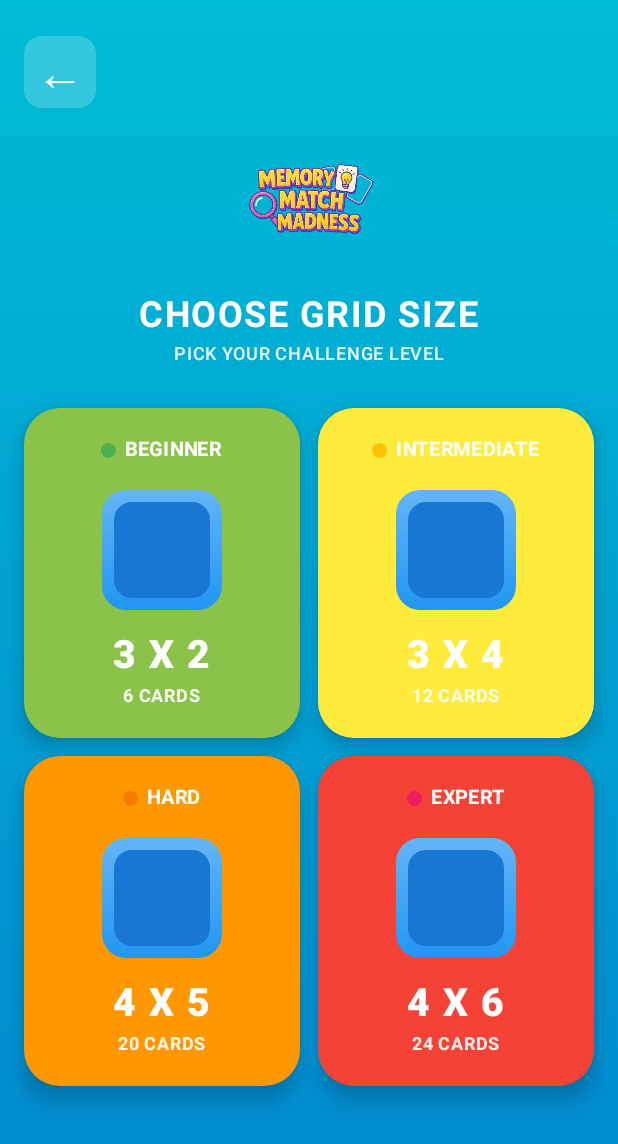
After one commit to VCDN-2025/prog7314-poe-part-2-st10251759, an Android app built with Jetpack Compose: the composable GridSizeSelectionScreen shown on its own in the app's theme, on a phone screen of 412 x 824 dp. The commit adds this screen. Shown: the top 1144 px of the screen. Run offline under Robolectric (Android 15) with nearby library versions, the phone set to English and light mode, and no system bars; 1 statement that could not run was skipped.

Commit message:
Added theme and grid screens

```diff
--- /dev/null
+++ b/app/src/main/java/vcmsa/projects/prog7314/ui/screens/GridSizeSelectionScreen.kt
@@ -0,0 +1,261 @@
+package vcmsa.projects.prog7314.ui.screens
+
+import androidx.compose.foundation.Image
+import androidx.compose.foundation.background
+import androidx.compose.foundation.clickable
+import androidx.compose.foundation.layout.*
+import androidx.compose.foundation.shape.RoundedCornerShape
+import androidx.compose.material3.*
+import androidx.compose.runtime.Composable
+import androidx.compose.ui.Alignment
+import androidx.compose.ui.Modifier
+import androidx.compose.ui.draw.clip
+import androidx.compose.ui.graphics.Brush
+import androidx.compose.ui.graphics.Color
+import androidx.compose.ui.layout.ContentScale
+import androidx.compose.ui.res.painterResource
+import androidx.compose.ui.text.font.FontWeight
+import androidx.compose.ui.text.style.TextAlign
+import androidx.compose.ui.unit.dp
+import androidx.compose.ui.unit.sp
+import vcmsa.projects.prog7314.R
+import vcmsa.projects.prog7314.data.models.DifficultyLevel
+import vcmsa.projects.prog7314.data.models.GridSize
+
+@Composable
+fun GridSizeSelectionScreen(
+    onGridSizeSelected: (GridSize) -> Unit,
+    onBackClick: () -> Unit
+) {
+    Box(
+        modifier = Modifier
+            .fillMaxSize()
+            .background(
+                brush = Brush.verticalGradient(
+                    colors = listOf(
+                        Color(0xFF00BCD4), // Cyan
+                        Color(0xFF0288D1)  // Blue
+                    )
+                )
+            )
+    ) {
+        Column(
+            modifier = Modifier
+                .fillMaxSize()
+                .padding(16.dp)
+        ) {
+            // Back Button
+            IconButton(
+                onClick = onBackClick,
+                modifier = Modifier
+                    .padding(top = 8.dp)
+                    .size(48.dp)
+                    .background(Color.White.copy(alpha = 0.2f), shape = RoundedCornerShape(12.dp))
+            ) {
+                Text(
+                    text = "←",
+                    fontSize = 32.sp,
+                    color = Color.White
+                )
+            }
+
+            Spacer(modifier = Modifier.height(16.dp))
+
+            // Logo and Title
+            Column(
+                modifier = Modifier.fillMaxWidth(),
+                horizontalAlignment = Alignment.CenterHorizontally
+            ) {
+                // Logo
+                Image(
+                    painter = painterResource(id = R.drawable.transparent_logo),
+                    contentDescription = "Memory Match Madness Logo",
+                    modifier = Modifier
+                        .size(100.dp)
+                        .padding(bottom = 8.dp),
+                    contentScale = ContentScale.Fit
+                )
+
+
+
+                Spacer(modifier = Modifier.height(8.dp))
+
+                // Subtitle
+                Text(
+                    text = "CHOOSE GRID SIZE",
+                    fontSize = 24.sp,
+                    fontWeight = FontWeight.Bold,
+                    color = Color.White,
+                    letterSpacing = 1.sp
+                )
+
+                Text(
+                    text = "PICK YOUR CHALLENGE LEVEL",
+                    fontSize = 12.sp,
+                    fontWeight = FontWeight.Medium,
+                    color = Color.White.copy(alpha = 0.9f),
+                    letterSpacing = 0.5.sp,
+                    modifier = Modifier.padding(bottom = 24.dp)
+                )
+            }
+
+            // Grid Options - 2x2 layout
+            Column(
+                modifier = Modifier.fillMaxWidth(),
+                verticalArrangement = Arrangement.spacedBy(12.dp)
+            ) {
+                // Row 1: BEGINNER and INTERMEDIATE
+                Row(
+                    modifier = Modifier.fillMaxWidth(),
+                    horizontalArrangement = Arrangement.spacedBy(12.dp)
+                ) {
+                    // BEGINNER - 3x2 (Green)
+                    GridSizeCardStyled(
+                        gridSize = GridSize(3, 2, DifficultyLevel.BEGINNER),
+                        backgroundColor = Color(0xFF8BC34A), // Light Green
+                        labelColor = Color(0xFF4CAF50), // Green
+                        difficultyLabel = "BEGINNER",
+                        onClick = onGridSizeSelected,
+                        modifier = Modifier.weight(1f)
+                    )
+
+                    // INTERMEDIATE - 3x4 (Yellow)
+                    GridSizeCardStyled(
+                        gridSize = GridSize(3, 4, DifficultyLevel.INTERMEDIATE),
+                        backgroundColor = Color(0xFFFFEB3B), // Yellow
+                        labelColor = Color(0xFFFFC107), // Amber
+                        difficultyLabel = "INTERMEDIATE",
+                        onClick = onGridSizeSelected,
+                        modifier = Modifier.weight(1f)
+                    )
+                }
+
+                // Row 2: HARD and EXPERT
+                Row(
+                    modifier = Modifier.fillMaxWidth(),
+                    horizontalArrangement = Arrangement.spacedBy(12.dp)
+                ) {
+                    // HARD - 4x5 (Orange)
+                    GridSizeCardStyled(
+                        gridSize = GridSize(4, 5, DifficultyLevel.INTERMEDIATE),
+                        backgroundColor = Color(0xFFFF9800), // Orange
+                        labelColor = Color(0xFFF57C00), // Dark Orange
+                        difficultyLabel = "HARD",
+                        onClick = onGridSizeSelected,
+                        modifier = Modifier.weight(1f)
+                    )
+
+                    // EXPERT - 4x6 (Red)
+                    GridSizeCardStyled(
+                        gridSize = GridSize(4, 6, DifficultyLevel.EXPERT),
+                        backgroundColor = Color(0xFFF44336), // Red
+                        labelColor = Color(0xFFE91E63), // Pink-Red
+                        difficultyLabel = "EXPERT",
+                        onClick = onGridSizeSelected,
+                        modifier = Modifier.weight(1f)
+                    )
+                }
+            }
+
+            Spacer(modifier = Modifier.weight(1f))
+        }
+    }
+}
+
+@Composable
+fun GridSizeCardStyled(
+    gridSize: GridSize,
+    backgroundColor: Color,
+    labelColor: Color,
+    difficultyLabel: String,
+    onClick: (GridSize) -> Unit,
+    modifier: Modifier = Modifier
+) {
+    Card(
+        modifier = modifier
+            .height(220.dp)
+            .clickable { onClick(gridSize) },
+        shape = RoundedCornerShape(24.dp),
+        colors = CardDefaults.cardColors(
+            containerColor = backgroundColor
+        ),
+        elevation = CardDefaults.cardElevation(defaultElevation = 8.dp)
+    ) {
+        Box(
+            modifier = Modifier.fillMaxSize()
+        ) {
+            Column(
+                modifier = Modifier
+                    .fillMaxSize()
+                    .padding(16.dp),
+                horizontalAlignment = Alignment.CenterHorizontally,
+                verticalArrangement = Arrangement.SpaceBetween
+            ) {
+                // Difficulty Label at top
+                Row(
+                    verticalAlignment = Alignment.CenterVertically,
+                    horizontalArrangement = Arrangement.Center
+                ) {
+                    Box(
+                        modifier = Modifier
+                            .size(10.dp)
+                            .background(labelColor, shape = RoundedCornerShape(5.dp))
+                    )
+                    Spacer(modifier = Modifier.width(6.dp))
+                    Text(
+                        text = difficultyLabel,
+                        fontSize = 13.sp,
+                        fontWeight = FontWeight.Bold,
+                        color = Color.White,
+                        letterSpacing = 0.5.sp
+                    )
+                }
+
+                // Card Icon in center
+                Box(
+                    modifier = Modifier
+                        .size(80.dp)
+                        .clip(RoundedCornerShape(16.dp))
+                        .background(
+                            brush = Brush.verticalGradient(
+                                colors = listOf(
+                                    Color(0xFF64B5F6), // Light Blue
+                                    Color(0xFF2196F3)  // Blue
+                                )
+                            )
+                        )
+                        .padding(8.dp),
+                    contentAlignment = Alignment.Center
+                ) {
+                    // Blue card back design
+                    Box(
+                        modifier = Modifier
+                            .fillMaxSize()
+                            .clip(RoundedCornerShape(12.dp))
+                            .background(Color(0xFF1976D2))
+                    )
+                }
+
+                // Grid size and card count at bottom
+                Column(
+                    horizontalAlignment = Alignment.CenterHorizontally
+                ) {
+                    Text(
+                        text = "${gridSize.rows} X ${gridSize.columns}",
+                        fontSize = 26.sp,
+                        fontWeight = FontWeight.ExtraBold,
+                        color = Color.White,
+                        letterSpacing = 1.sp
+                    )
+                    Text(
+                        text = "${gridSize.totalCards} CARDS",
+                        fontSize = 12.sp,
+                        fontWeight = FontWeight.Bold,
+                        color = Color.White.copy(alpha = 0.9f),
+                        letterSpacing = 0.5.sp
+                    )
+                }
+            }
+        }
+    }
+}
```
Also changed, not shown: app/src/main/java/vcmsa/projects/prog7314/MainActivity.kt (+48 -10 lines), app/src/main/java/vcmsa/projects/prog7314/data/models/GameCard.kt (added, +30 -0 lines), app/src/main/java/vcmsa/projects/prog7314/data/models/GameTheme.kt (added, +80 -0 lines), app/src/main/java/vcmsa/projects/prog7314/ui/screens/ThemeSelectionScreen.kt (added, +176 -0 lines), app/src/main/java/vcmsa/projects/prog7314/ui/theme/Color.kt (+18 -0 lines), app/src/main/res/drawable/f1_theme.jpg (added).
